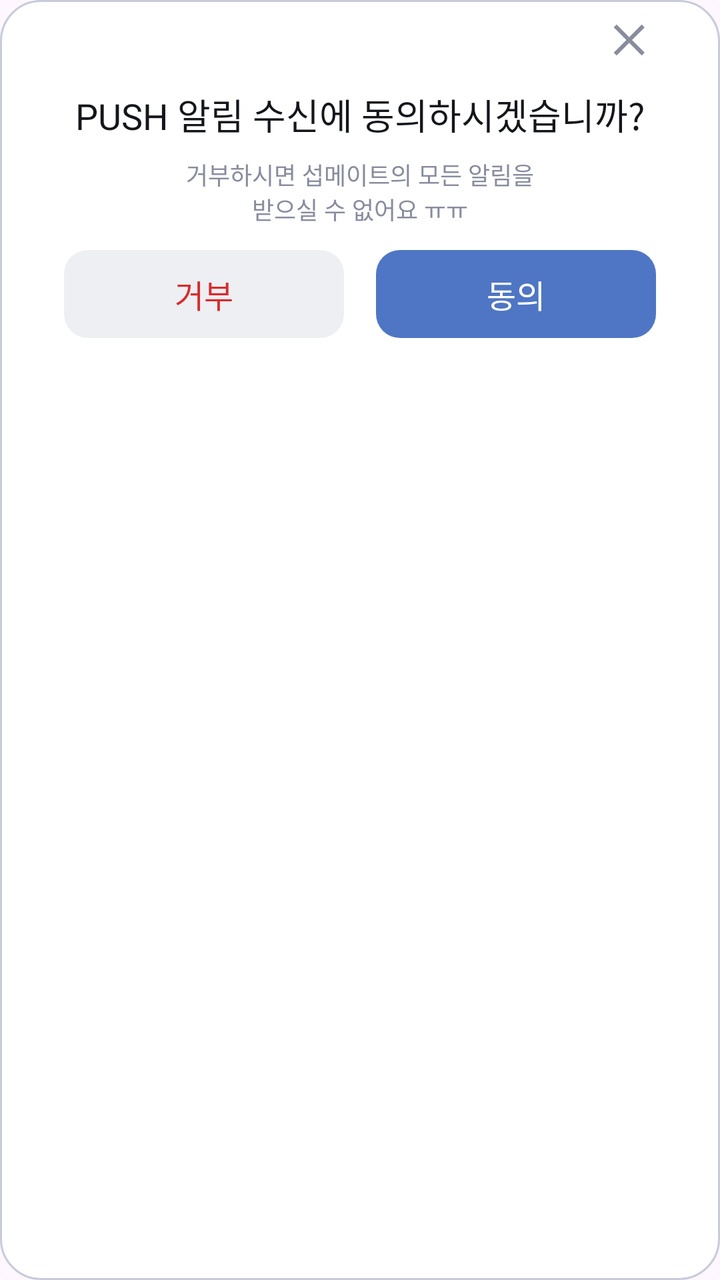
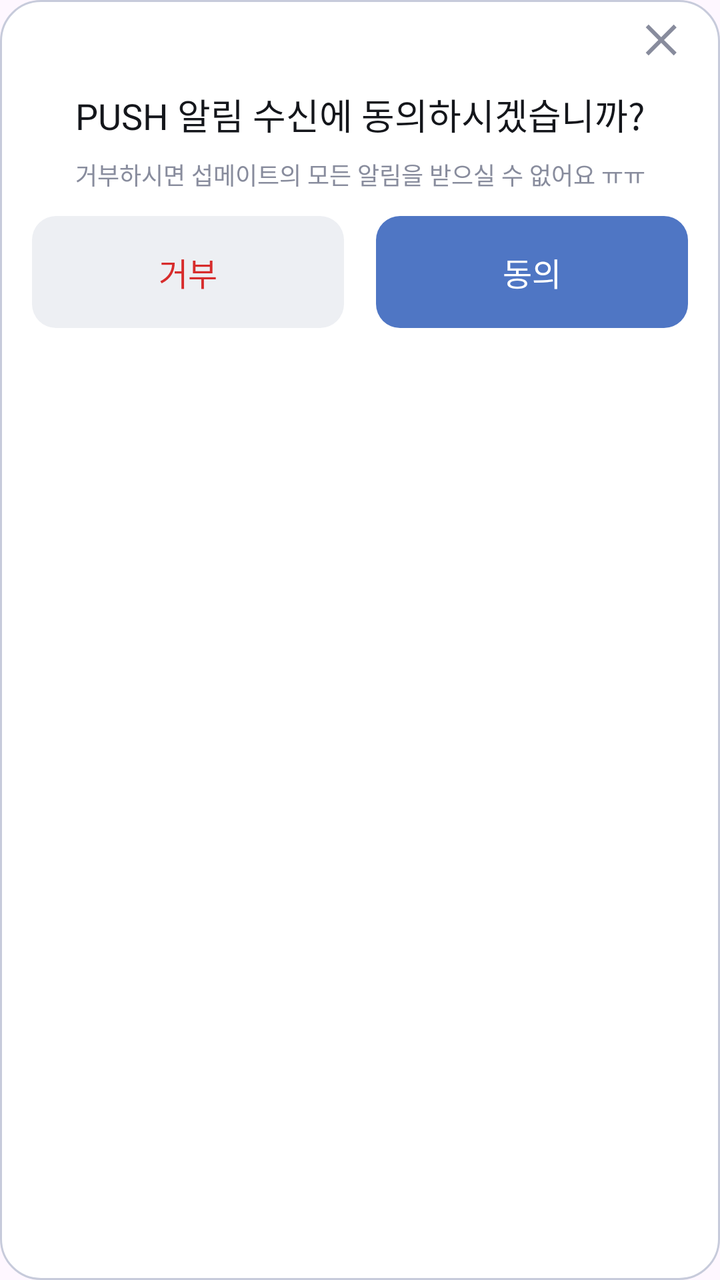

An Android layout rendered at two revisions. The XML below is the earlier revision; the diff shows what the commit changed to produce the second picture.
<!-- AndroidManifest.xml: application theme Theme.Submate -->
<!-- res/layout/modal_push.xml -->
<?xml version="1.0" encoding="utf-8"?>
<LinearLayout xmlns:android="http://schemas.android.com/apk/res/android" android:layout_width="380dp" android:layout_height="200dp" android:background="@drawable/bg_modal" android:gravity="center_horizontal" android:orientation="vertical" android:paddingStart="32dp" android:paddingEnd="32dp">
    <ImageView android:id="@+id/modal_close" android:layout_width="24dp" android:layout_height="24dp" android:layout_gravity="end" android:layout_marginTop="8dp" android:contentDescription="닫기" android:clickable="true" android:focusable="true" android:src="@drawable/ic_modal_close" />
    <TextView android:layout_width="match_parent" android:layout_height="wrap_content" android:layout_marginTop="12dp" android:text="PUSH 알림 수신에 동의하시겠습니까?" android:textColor="@color/appblack" android:gravity="center" style="@style/typo_body_m1" />
    <TextView android:layout_width="wrap_content" android:layout_height="wrap_content" android:layout_marginTop="8dp" android:gravity="center" android:text="거부하시면 섭메이트의 모든 알림을\n받으실 수 없어요 ㅠㅠ" android:textColor="@color/gray500" style="@style/typo_cap_r1" />
    <LinearLayout android:layout_width="match_parent" android:layout_height="44dp" android:layout_marginTop="12dp" android:orientation="horizontal">
        <TextView android:id="@+id/modal_reject" android:layout_width="0dp" android:layout_height="match_parent" android:layout_weight="1" android:background="@drawable/bg_modal_reject" android:clickable="true" android:focusable="true" android:gravity="center" android:text="거부" android:textColor="@color/error800" style="@style/typo_body_b2" />
        <Space android:layout_width="16dp" android:layout_height="match_parent" />
        <TextView android:id="@+id/modal_agree" android:layout_width="0dp" android:layout_height="match_parent" android:layout_weight="1" android:background="@drawable/bg_modal_agree" android:clickable="true" android:focusable="true" android:gravity="center" android:text="동의" android:textColor="@color/appwhite" style="@style/typo_body_b2" />
    </LinearLayout>
</LinearLayout>
<!-- resources referenced by this layout -->
<resources>
  <color name="appblack">#14161B</color>
  <color name="appwhite">#FFFFFF</color>
  <color name="error800">#D72C2C</color>
  <color name="gray500">#888C9D</color>
  <!-- drawable bg_modal (drawable) -->
  <?xml version="1.0" encoding="utf-8"?>
  <shape xmlns:android="http://schemas.android.com/apk/res/android" android:shape="rectangle">
      <solid android:color="@color/appwhite" />
      <stroke android:width="1dp" android:color="@color/gray300" />
      <corners android:radius="20dp" />
  </shape>
  <!-- drawable bg_modal_agree (drawable) -->
  <?xml version="1.0" encoding="utf-8"?>
  <shape xmlns:android="http://schemas.android.com/apk/res/android" android:shape="rectangle">
      <solid android:color="@color/pri700" />
      <corners android:radius="12dp" />
  </shape>
  <!-- drawable bg_modal_reject (drawable) -->
  <?xml version="1.0" encoding="utf-8"?>
  <shape xmlns:android="http://schemas.android.com/apk/res/android" android:shape="rectangle">
      <solid android:color="@color/gray100" />
      <corners android:radius="12dp" />
  </shape>
  <!-- drawable ic_modal_close (drawable) -->
  <?xml version="1.0" encoding="utf-8"?>
  <vector xmlns:android="http://schemas.android.com/apk/res/android" android:width="24dp" android:height="24dp" android:viewportWidth="24" android:viewportHeight="24">
      <path android:fillColor="@color/gray500" android:pathData="M18.3,5.71L12,12l6.3,6.29 -1.41,1.42L10.59,13.41 4.29,19.71 2.88,18.3 9.17,12 2.88,5.7 4.29,4.29 10.59,10.59 16.89,4.29z" />
  </vector>
  <style name="typo_body_b2"><item name="android:fontFamily">@font/pretendard_bold</item><item name="android:textSize">16sp</item></style>
  <style name="typo_body_m1"><item name="android:fontFamily">@font/pretendard_medium</item><item name="android:textSize">18sp</item></style>
  <style name="typo_cap_r1"><item name="android:fontFamily">@font/pretendard_regular</item><item name="android:textSize">12sp</item></style>
  <style name="Theme.Submate" parent="Base.Theme.Submate" />
  <color name="gray300">#C7CBDB</color>
  <color name="pri700">#4F76C4</color>
  <color name="gray100">#EDEFF3</color>
  <style name="Base.Theme.Submate" parent="Theme.Material3.DayNight.NoActionBar">
          
          
      </style>
</resources>

<!-- the commit's change to res/layout/modal_push.xml (unified diff, before → after) -->
@@ -1,9 +1,9 @@
 <?xml version="1.0" encoding="utf-8"?>
-<LinearLayout xmlns:android="http://schemas.android.com/apk/res/android" android:layout_width="380dp" android:layout_height="200dp" android:background="@drawable/bg_modal" android:gravity="center_horizontal" android:orientation="vertical" android:paddingStart="32dp" android:paddingEnd="32dp">
+<LinearLayout xmlns:android="http://schemas.android.com/apk/res/android" android:layout_width="380dp" android:layout_height="200dp" android:background="@drawable/bg_modal" android:gravity="center_horizontal" android:orientation="vertical" android:paddingStart="16dp" android:paddingEnd="16dp">
     <ImageView android:id="@+id/modal_close" android:layout_width="24dp" android:layout_height="24dp" android:layout_gravity="end" android:layout_marginTop="8dp" android:contentDescription="닫기" android:clickable="true" android:focusable="true" android:src="@drawable/ic_modal_close" />
     <TextView android:layout_width="match_parent" android:layout_height="wrap_content" android:layout_marginTop="12dp" android:text="PUSH 알림 수신에 동의하시겠습니까?" android:textColor="@color/appblack" android:gravity="center" style="@style/typo_body_m1" />
-    <TextView android:layout_width="wrap_content" android:layout_height="wrap_content" android:layout_marginTop="8dp" android:gravity="center" android:text="거부하시면 섭메이트의 모든 알림을\n받으실 수 없어요 ㅠㅠ" android:textColor="@color/gray500" style="@style/typo_cap_r1" />
-    <LinearLayout android:layout_width="match_parent" android:layout_height="44dp" android:layout_marginTop="12dp" android:orientation="horizontal">
+    <TextView android:layout_width="match_parent" android:layout_height="wrap_content" android:layout_marginTop="8dp" android:gravity="center" android:text="거부하시면 섭메이트의 모든 알림을 받으실 수 없어요 ㅠㅠ" android:textColor="@color/gray500" style="@style/typo_cap_r1" />
+    <LinearLayout android:layout_width="match_parent" android:layout_height="56dp" android:layout_marginTop="12dp" android:orientation="horizontal">
         <TextView android:id="@+id/modal_reject" android:layout_width="0dp" android:layout_height="match_parent" android:layout_weight="1" android:background="@drawable/bg_modal_reject" android:clickable="true" android:focusable="true" android:gravity="center" android:text="거부" android:textColor="@color/error800" style="@style/typo_body_b2" />
         <Space android:layout_width="16dp" android:layout_height="match_parent" />
         <TextView android:id="@+id/modal_agree" android:layout_width="0dp" android:layout_height="match_parent" android:layout_weight="1" android:background="@drawable/bg_modal_agree" android:clickable="true" android:focusable="true" android:gravity="center" android:text="동의" android:textColor="@color/appwhite" style="@style/typo_body_b2" />
